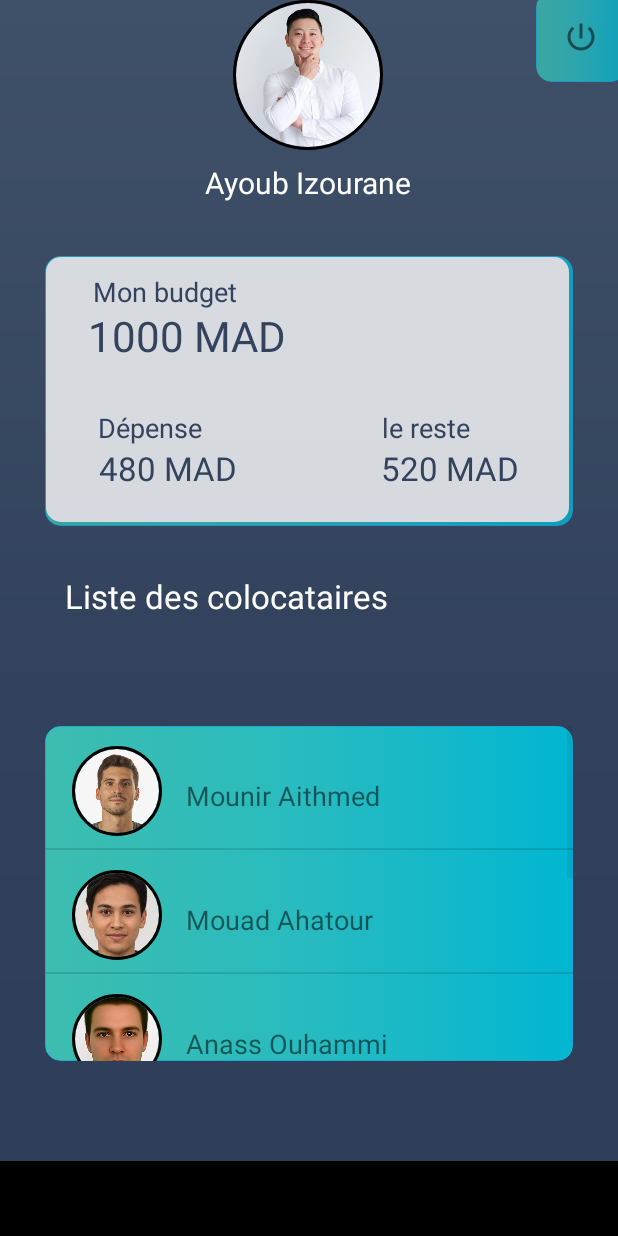
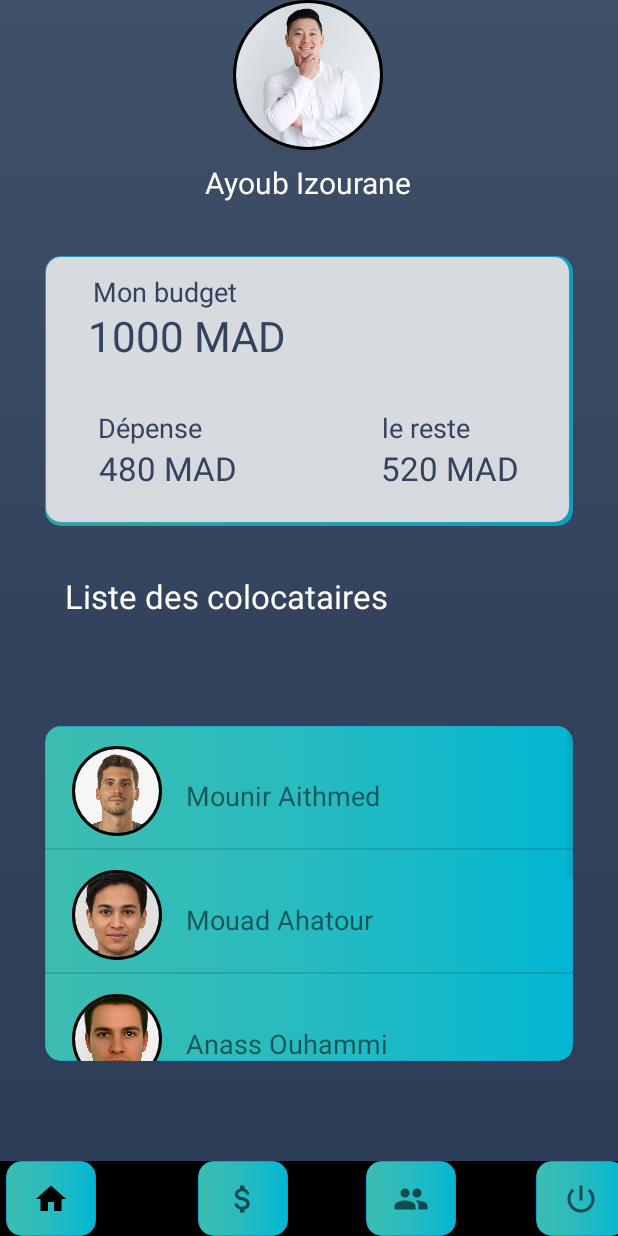
Before and after one commit to AyoubIzourane/Covie, an Android app: the MainActivity screen opened directly, with no data from a screen before it, on a phone screen of 412 x 824 dp. Run offline under Robolectric (Android 15) with nearby library versions, the light colour scheme and no system bars; our stand-ins replace CircleImageView.

Commit message:
adding buttons

```diff
--- a/app/src/main/res/layout/activity_main.xml
+++ b/app/src/main/res/layout/activity_main.xml
@@ -174,23 +174,7 @@
         app:layout_constraintTop_toBottomOf="@+id/textView4"
         app:layout_constraintVertical_bias="0.356" />
 
-    <ImageButton
-        android:id="@+id/logout"
-        android:layout_width="60dp"
-        android:layout_height="60dp"
 
-        android:outlineSpotShadowColor="@color/black"
-        android:src="@drawable/ic_baseline_power_settings_new_24"
-        android:alpha="0.8"
-
-        android:background="@drawable/rounded_corner"
-
-        android:layout_marginRight="-5dp"
-        android:layout_marginTop="-6dp"
-        app:layout_constraintEnd_toEndOf="parent"
-        app:layout_constraintHorizontal_bias="1.0"
-        app:layout_constraintStart_toEndOf="@+id/profile_image"
-        app:layout_constraintTop_toTopOf="parent" />
 
     <View
         android:id="@+id/view3"
@@ -201,5 +185,59 @@
         app:layout_constraintEnd_toEndOf="parent"
         app:layout_constraintStart_toStartOf="parent" />
 
+    <ImageButton
+        android:id="@+id/budget_group"
+        android:layout_width="60dp"
+        android:layout_height="50dp"
+        android:layout_marginStart="244dp"
+        android:background="@drawable/rounded_corner"
+        android:outlineSpotShadowColor="@color/black"
+        app:layout_constraintBottom_toBottomOf="parent"
+        app:layout_constraintEnd_toStartOf="@+id/logout"
+        app:layout_constraintHorizontal_bias="0.0"
+        app:layout_constraintStart_toStartOf="parent"
+        app:srcCompat="@drawable/ic_baseline_group_24"
+        tools:ignore="MissingConstraints" />
+
+    <ImageButton
+        android:id="@+id/budget_personnelle"
+        android:layout_width="60dp"
+        android:layout_height="50dp"
+        android:layout_marginStart="132dp"
+        android:background="@drawable/rounded_corner"
+        android:outlineSpotShadowColor="@color/black"
+        app:layout_constraintBottom_toBottomOf="parent"
+
+        app:layout_constraintStart_toStartOf="parent"
+        app:srcCompat="@drawable/ic_baseline_attach_money_24"
+        tools:ignore="MissingConstraints" />
+
+    <ImageButton
+        android:id="@+id/home"
+        android:layout_width="60dp"
+        android:layout_height="50dp"
+        android:layout_marginStart="4dp"
+        android:background="@drawable/rounded_corner"
+        android:outlineSpotShadowColor="@color/black"
+        app:layout_constraintBottom_toBottomOf="parent"
+
+        app:layout_constraintHorizontal_bias="0.0"
+        app:layout_constraintStart_toStartOf="parent"
+        app:srcCompat="@drawable/ic_home_black_24dp"
+        tools:ignore="MissingConstraints" />
+
+    <ImageButton
+        android:id="@+id/logout"
+        android:layout_width="60dp"
+        android:layout_height="50dp"
+        android:layout_marginRight="-5dp"
+        android:background="@drawable/rounded_corner"
+        android:outlineSpotShadowColor="@color/black"
+        android:src="@drawable/ic_baseline_power_settings_new_24"
+        app:layout_constraintBottom_toBottomOf="parent"
+        app:layout_constraintEnd_toEndOf="parent"
+        app:layout_constraintTop_toTopOf="parent"
+        app:layout_constraintVertical_bias="1.0" />
+
 
 </androidx.constraintlayout.widget.ConstraintLayout>
--- a/app/src/main/res/values/ids.xml
+++ /dev/null
@@ -1,5 +0,0 @@
-<?xml version="1.0" encoding="utf-8"?>
-<resources>
-    <item name="listView" type="id" />
-    <item name="addButton" type="id" />
-</resources>
```
Also changed, not shown: app/src/main/res/layout/activity_edit.xml (deleted, +0 -84 lines), app/src/main/res/layout/item.xml (deleted, +0 -40 lines), app/src/main/res/values/strings.xml (+1 -11 lines).
